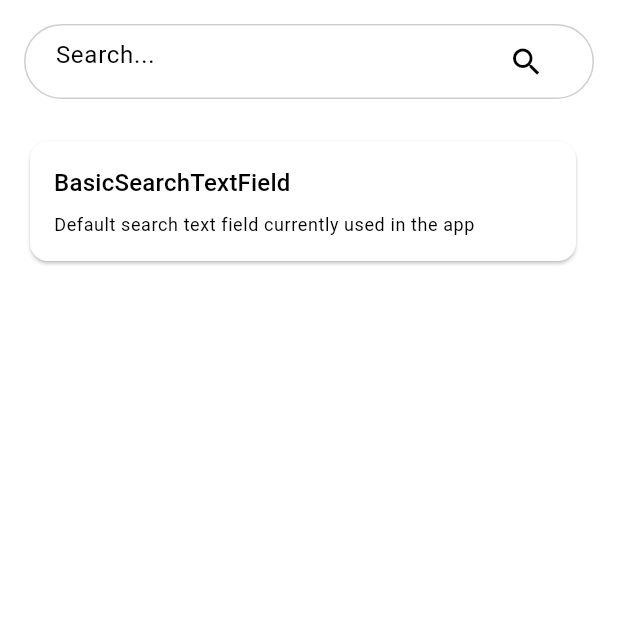
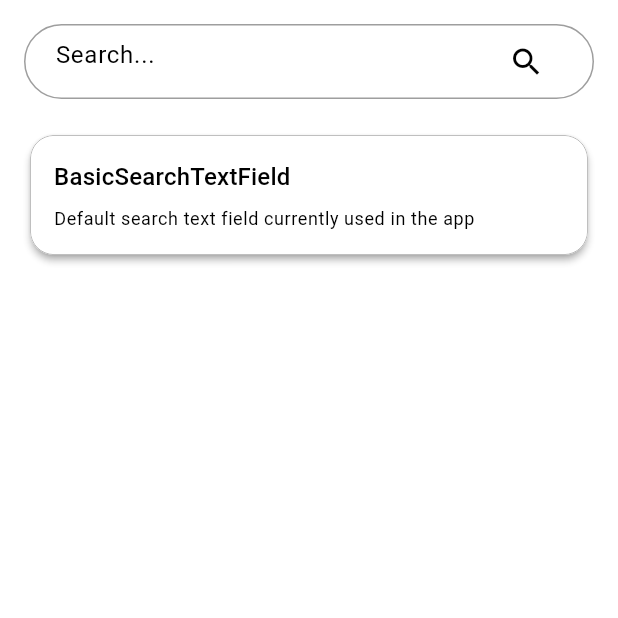
Before and after one commit to DevHyeon0312/flutter_template, a Flutter app: the BasicComponentPage screen opened directly, on a phone screen of 412 x 824 dp, the top half of it. Run offline on Flutter 3.47's test engine with Material 3 defaults, Android fonts, the phone set to English and light mode, and no system bars; our stand-ins replace flutter_colorpicker, flutter_riverpod, get; network calls fail.

Commit message:
update BasicSearchTextField

```diff
--- a/lib/app/route/app_page.dart
+++ b/lib/app/route/app_page.dart
@@ -1,5 +1,6 @@
 import 'package:flutter_template/app/route/app_route.dart';
 import 'package:flutter_template/app/ui/main/main_page.dart';
+import 'package:flutter_template/app/ui/page/detail_basic_search_text_field/detail_basic_search_text_field_page.dart';
 import 'package:flutter_template/app/ui/page/screen_home/home_page.dart';
 import 'package:flutter_template/util/platform_util.dart';
 import 'package:get/get.dart';
@@ -15,6 +16,13 @@ class AppPage {
       name: AppRoute.home.name,
       page: () => const HomePage(),
       popGesture: AppRoute.home.canPop,
+      transition: _getTransition(),
+      transitionDuration: _getTransitionDuration(),
+    ),
+    GetPage(
+      name: AppRoute.detailBasicSearchTextField.name,
+      page: () => const DetailBasicSearchTextFieldPage(),
+      popGesture: AppRoute.detailBasicSearchTextField.canPop,
       transition: _getTransition(),
       transitionDuration: _getTransitionDuration(),
     ),
--- a/lib/app/ui/component/card/basic_card_item.dart
+++ b/lib/app/ui/component/card/basic_card_item.dart
@@ -20,7 +20,6 @@ class BasicCardItem extends StatefulWidget {
 class _BasicCardItemState extends State<BasicCardItem> {
   @override
   Widget build(BuildContext context) {
-    DebugLog.i(widget.highlightKeyword ?? '');
     return Card(
       child: InkWell(
         borderRadius: BorderRadius.circular(16),
--- a/lib/app/ui/component/text/highlight_text.dart
+++ b/lib/app/ui/component/text/highlight_text.dart
@@ -13,13 +13,11 @@ class HighlightText extends StatelessWidget {
     this.style,
   });
 
-  //TODO text field -> textfield 로 검색해도 강조되고, text field 로 검색해도 간조되도록 수정 필요
   @override
   Widget build(BuildContext context) {
     if (keyword == null ||
         keyword!.isEmpty ||
         !text.toLowerCase().contains(keyword!.toLowerCase())) {
-      DebugLog.i('keyword is null or empty or not found : $keyword');
       return Text(text, style: style);
     }
 
--- a/lib/app/ui/component/text_field/basic_search_text_field.dart
+++ b/lib/app/ui/component/text_field/basic_search_text_field.dart
@@ -3,9 +3,24 @@ import 'dart:async';
 import 'package:flutter/material.dart';
 
 class BasicSearchTextField extends StatefulWidget {
-  const BasicSearchTextField({super.key, required this.onSearchChanged});
+  const BasicSearchTextField({
+    super.key,
+    required this.onSearchChanged,
+    this.debounceDuration = 200,
+    this.horizontalPadding = 20,
+    this.borderRadius = 30,
+    this.borderColor = Colors.grey,
+    this.hintText = 'Search...',
+    this.suffixIcon = Icons.search,
+  });
 
   final Function(String) onSearchChanged;
+  final int debounceDuration;
+  final double horizontalPadding;
+  final double borderRadius;
+  final Color borderColor;
+  final String hintText;
+  final IconData? suffixIcon;
 
   @override
   State<BasicSearchTextField> createState() => _BasicSearchTextFieldState();
@@ -27,7 +42,7 @@ class _BasicSearchTextFieldState extends State<BasicSearchTextField> {
 
   void _onSearchChanged(String value) {
     if (_debounce?.isActive ?? false) _debounce!.cancel();
-    _debounce = Timer(const Duration(milliseconds: 200), () {
+    _debounce = Timer(Duration(milliseconds: widget.debounceDuration), () {
       widget.onSearchChanged(value);
     });
   }
@@ -40,17 +55,17 @@ class _BasicSearchTextFieldState extends State<BasicSearchTextField> {
   @override
   Widget build(BuildContext context) {
     return Container(
-      padding: const EdgeInsets.symmetric(horizontal: 20),
+      padding: EdgeInsets.symmetric(horizontal: widget.horizontalPadding),
       decoration: BoxDecoration(
-        borderRadius: BorderRadius.circular(30),
+        borderRadius: BorderRadius.circular(widget.borderRadius),
         border: Border.all(
-          color: Colors.grey.withOpacity(0.5),
+          color: widget.borderColor,
         ),
       ),
       child: TextField(
-        decoration: const InputDecoration(
-          hintText: 'Search...',
-          suffixIcon: Icon(Icons.search),
+        decoration: InputDecoration(
+          hintText: widget.hintText,
+          suffixIcon: Icon(widget.suffixIcon),
           border: InputBorder.none,
         ),
         onChanged: _onSearchChanged,
--- a/lib/app/ui/page/screen_basic_component/basic_component_page.dart
+++ b/lib/app/ui/page/screen_basic_component/basic_component_page.dart
@@ -5,6 +5,7 @@ import 'package:flutter_template/app/ui/component/card/basic_card_item.dart';
 import 'package:flutter_template/app/ui/component/text_field/basic_search_text_field.dart';
 import 'package:flutter_template/app/ui/page/screen_basic_component/provider/basic_component_provider.dart';
 import 'package:flutter_template/util/debug_log.dart';
+import 'package:get/get.dart';
 
 class BasicComponentPage extends ConsumerStatefulWidget {
   const BasicComponentPage({super.key});
@@ -66,14 +67,19 @@ class _BasicComponentPageState extends ConsumerState<BasicComponentPage>
                     )
                   : SliverList(
                       delegate: SliverChildBuilderDelegate(
-                        (context, index) => ListTile(
-                            title: BasicCardItem(
-                          component: state.components[index],
-                          highlightKeyword: state.lastSearchText,
-                          onClickComponent: () {
-                            DebugLog.d('Component clicked');
-                          },
-                        )),
+                        (context, index) => Padding(
+                          padding: const EdgeInsets.symmetric(
+                              horizontal: 16.0, vertical: 4.0),
+                          child: BasicCardItem(
+                            component: state.components[index],
+                            highlightKeyword: state.lastSearchText,
+                            onClickComponent: () {
+                              Get.toNamed(
+                                AppRoute.detailBasicSearchTextField.name,
+                              );
+                            },
+                          ),
+                        ),
                         childCount: state.components.length,
                       ),
                     ),
--- a/lib/style/theme/app_theme.dart
+++ b/lib/style/theme/app_theme.dart
@@ -1,5 +1,6 @@
 import 'package:flutter_template/style/theme/my_app_bar_theme.dart';
 import 'package:flutter_template/style/theme/my_bottom_navigation_bar_theme.dart';
+import 'package:flutter_template/style/theme/my_card_theme.dart';
 import 'package:flutter_template/style/theme/my_dialog_theme.dart';
 import 'package:flutter_template/style/theme/my_text_button_theme.dart';
 
@@ -8,8 +9,11 @@ class AppTheme
         MyAppBarTheme,
         MyBottomNavigationBarTheme,
         MyTextButtonTheme,
-        MyDialogTheme {
+        MyDialogTheme,
+        MyCardTheme {
   static final AppTheme _instance = AppTheme._internal();
+
   factory AppTheme() => _instance;
+
   AppTheme._internal();
 }
--- a/lib/style/theme/my_app_bar_theme.dart
+++ b/lib/style/theme/my_app_bar_theme.dart
@@ -21,7 +21,7 @@ mixin MyAppBarTheme {
   get appBarThemeLight => _appBarThemeLight;
 
   final AppBarTheme _appBarThemeDark = const AppBarTheme(
-    backgroundColor: Colors.black,
+    backgroundColor: Color(0xff1e1e1e),
     foregroundColor: Colors.white,
     shadowColor: Colors.black,
     surfaceTintColor: Colors.black,
--- a/lib/style/theme/my_bottom_navigation_bar_theme.dart
+++ b/lib/style/theme/my_bottom_navigation_bar_theme.dart
@@ -24,7 +24,7 @@ mixin MyBottomNavigationBarTheme {
     unselectedIconTheme: IconThemeData(size: 24),
     selectedItemColor: Colors.white,
     unselectedItemColor: Colors.grey,
-    backgroundColor: Colors.black,
+    backgroundColor: Color(0xff121212),
     unselectedLabelStyle: TextStyle(fontSize: 10),
     selectedLabelStyle: TextStyle(fontSize: 12),
     showSelectedLabels: true,
--- /dev/null
+++ b/lib/style/theme/my_card_theme.dart
@@ -0,0 +1,41 @@
+import 'package:flutter/material.dart';
+
+mixin MyCardTheme {
+  final CardTheme _cardThemeLight = const CardTheme(
+    clipBehavior: Clip.antiAlias,
+    color: Colors.white,
+    surfaceTintColor: Colors.white,
+    shadowColor: Colors.grey,
+    elevation: 2,
+    shape: RoundedRectangleBorder(
+      borderRadius: BorderRadius.all(
+        Radius.circular(16),
+      ),
+      side: BorderSide(
+        color: Colors.grey,
+        width: 0.5,
+      ),
+    ),
+  );
+
+  get cardThemeLight => _cardThemeLight;
+
+  final CardTheme _cardThemeDark = const CardTheme(
+    clipBehavior: Clip.antiAlias,
+    color: Color(0xff121212),
+    surfaceTintColor: Color(0xff121212),
+    shadowColor: Colors.grey,
+    elevation: 2,
+    shape: RoundedRectangleBorder(
+      borderRadius: BorderRadius.all(
+        Radius.circular(16),
+      ),
+      side: BorderSide(
+        color: Colors.grey,
+        width: 0.5,
+      ),
+    ),
+  );
+
+  get cardThemeDark => _cardThemeDark;
+}
```
Also changed, not shown: lib/app/ui/page/detail_basic_search_text_field/detail_basic_search_text_field_page.dart (added, +223 -0 lines), lib/app/ui/page/detail_basic_search_text_field/provider/detail_basic_search_text_field_provider.dart (added, +8 -0 lines), lib/app/ui/page/detail_basic_search_text_field/viewmodel/detail_basic_search_text_field_viewmodel.dart (added, +78 -0 lines), lib/main.dart (+9 -4 lines), pubspec.yaml (+3 -48 lines), pubspec.lock.
